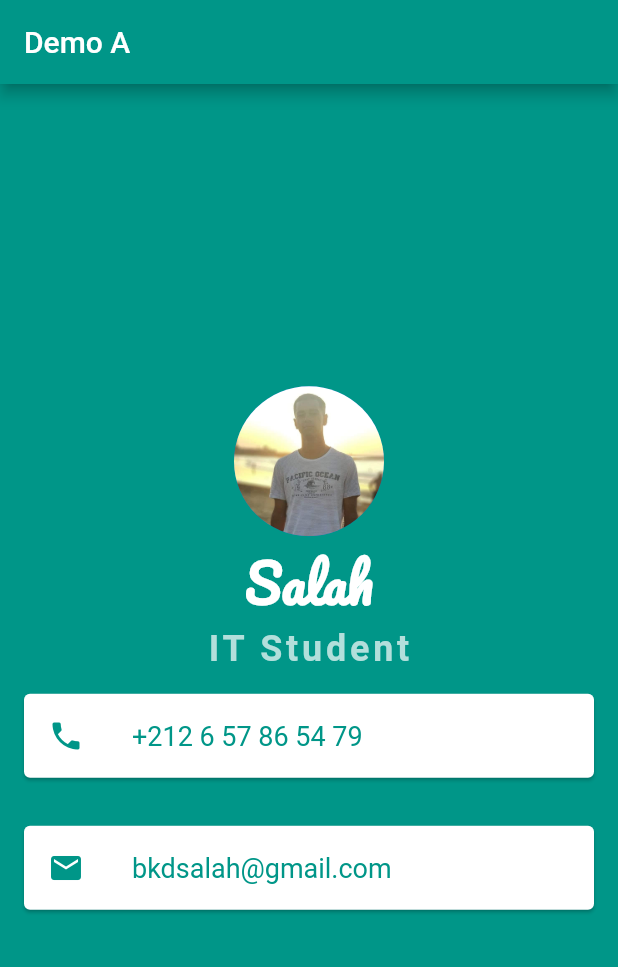
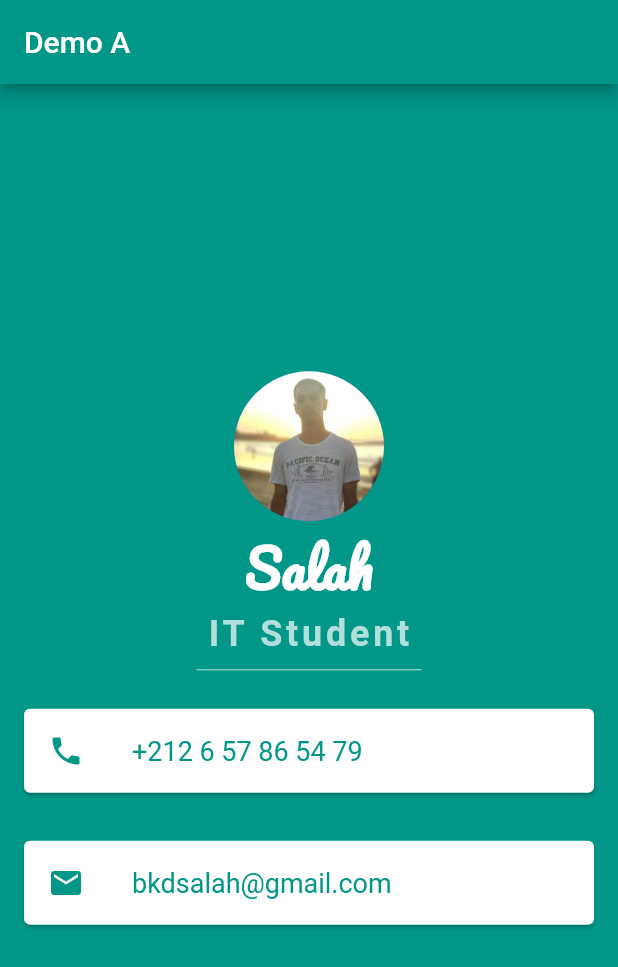
Before and after one commit to SalahBkd/flutter-training, a Flutter app: the screen it shows after launch, on a phone screen of 412 x 824 dp. Shown: the top 967 px of the screen. Run offline on Flutter 3.47's test engine with Material 2 defaults, Android fonts, the light colour scheme and no system bars.

Commit message:
update card & ListTile

```diff
--- a/lib/main.dart
+++ b/lib/main.dart
@@ -38,6 +38,13 @@ class MyApp extends StatelessWidget {
                       letterSpacing: 2.5,
                       fontWeight: FontWeight.bold),
                 ),
+                SizedBox(
+                  height: 20.0,
+                  width: 150.0,
+                  child: Divider(
+                    color: Colors.teal.shade100,
+                  ),
+                ),
                 Padding(
                   padding: const EdgeInsets.all(6.0),
                   child: Card(
@@ -58,7 +65,7 @@ class MyApp extends StatelessWidget {
                     color: Colors.white,
                     margin: EdgeInsets.symmetric(vertical: 10, horizontal: 10),
                     child: ListTile(
-                      leading:  Icon(Icons.mail, color: Colors.teal),
+                      leading: Icon(Icons.mail, color: Colors.teal),
                       title: Text(
                         'bkdsalah@gmail.com',
                         style: TextStyle(color: Colors.teal, fontSize: 18),
```
